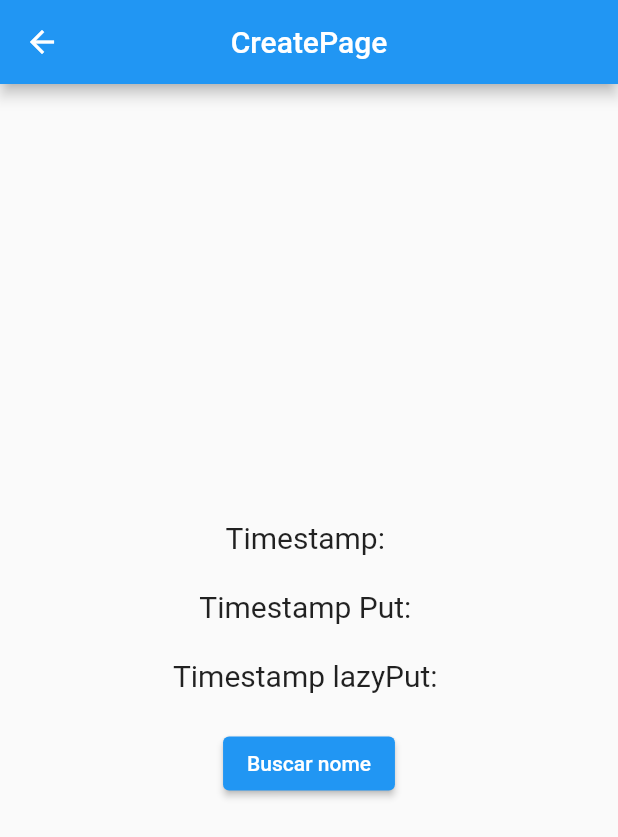
After one commit to ricardoemerson/getx_dependencies, a Flutter app: the MethodsPage screen opened by its route, after a tap on "Create", on a phone screen of 412 x 824 dp. The commit adds this screen. Shown: the top 837 px of the screen. Run offline on Flutter 3.47's test engine with Material 2 defaults, Android fonts, the phone set to English and light mode, and no system bars; our stand-ins replace get, shared_preferences, wakelock; accounts and stored records are empty.

Commit message:
Added example of use Get.create().

```diff
--- a/lib/main.dart
+++ b/lib/main.dart
@@ -4,6 +4,7 @@ import 'package:wakelock/wakelock.dart';
 
 import 'pages/basic/basic_page.dart';
 import 'pages/home/home_page.dart';
+import 'pages/methods/create/create_page.dart';
 import 'pages/methods/lazy_put/lazy_put_page.dart';
 import 'pages/methods/methods_page.dart';
 import 'pages/methods/put/put_page.dart';
@@ -37,6 +38,7 @@ class MyApp extends StatelessWidget {
             GetPage(name: '/put', page: () => const PutPage()),
             GetPage(name: '/lazy-put', page: () => LazyPutPage()),
             GetPage(name: '/put-async', page: () => PutAsyncPage()),
+            GetPage(name: '/create', page: () => CreatePage()),
           ],
         ),
       ],
--- /dev/null
+++ b/lib/pages/methods/create/create_controller.dart
@@ -0,0 +1,9 @@
+import 'package:flutter/material.dart';
+
+class CreateController {
+  final timestamp = DateTime.now().toIso8601String();
+
+  CreateController() {
+    debugPrint('Criando a instância de CreateController.');
+  }
+}
--- /dev/null
+++ b/lib/pages/methods/create/create_page.dart
@@ -0,0 +1,64 @@
+import 'package:flutter/material.dart';
+import 'package:get/get.dart';
+
+import 'create_controller.dart';
+
+class CreatePage extends StatefulWidget {
+  CreatePage({Key? key}) : super(key: key) {
+    Get.create(() => CreateController());
+    Get.put(CreateController(), tag: 'put');
+    Get.lazyPut(() => CreateController(), tag: 'lazyPut');
+  }
+
+  @override
+  State<CreatePage> createState() => _CreatePageState();
+}
+
+class _CreatePageState extends State<CreatePage> {
+  var timestamp = '';
+  var timestampPut = '';
+  var timestampLazyPut = '';
+
+  @override
+  Widget build(BuildContext context) {
+    return Scaffold(
+      appBar: AppBar(
+        title: const Text('CreatePage'),
+        centerTitle: true,
+      ),
+      body: Center(
+        child: Column(
+          mainAxisAlignment: MainAxisAlignment.center,
+          children: [
+            Text(
+              'Timestamp: \n$timestamp',
+              style: const TextStyle(fontSize: 20),
+            ),
+            Text(
+              'Timestamp Put: \n$timestampPut',
+              style: const TextStyle(fontSize: 20),
+            ),
+            Text(
+              'Timestamp lazyPut: \n$timestampLazyPut',
+              style: const TextStyle(fontSize: 20),
+            ),
+            ElevatedButton(
+              onPressed: () {
+                final controller = Get.find<CreateController>();
+                final controllerPut = Get.find<CreateController>(tag: 'put');
+                final controllerLazyPut = Get.find<CreateController>(tag: 'lazyPut');
+
+                setState(() {
+                  timestamp = controller.timestamp;
+                  timestampPut = controllerPut.timestamp;
+                  timestampLazyPut = controllerLazyPut.timestamp;
+                });
+              },
+              child: const Text('Buscar nome'),
+            ),
+          ],
+        ),
+      ),
+    );
+  }
+}
--- a/lib/pages/methods/methods_page.dart
+++ b/lib/pages/methods/methods_page.dart
@@ -35,6 +35,12 @@ class MethodsPage extends StatelessWidget {
                 },
                 child: const Text('Put Async'),
               ),
+              ElevatedButton(
+                onPressed: () {
+                  Get.toNamed('/methods/create');
+                },
+                child: const Text('Create'),
+              ),
             ],
           ),
         ),
```
